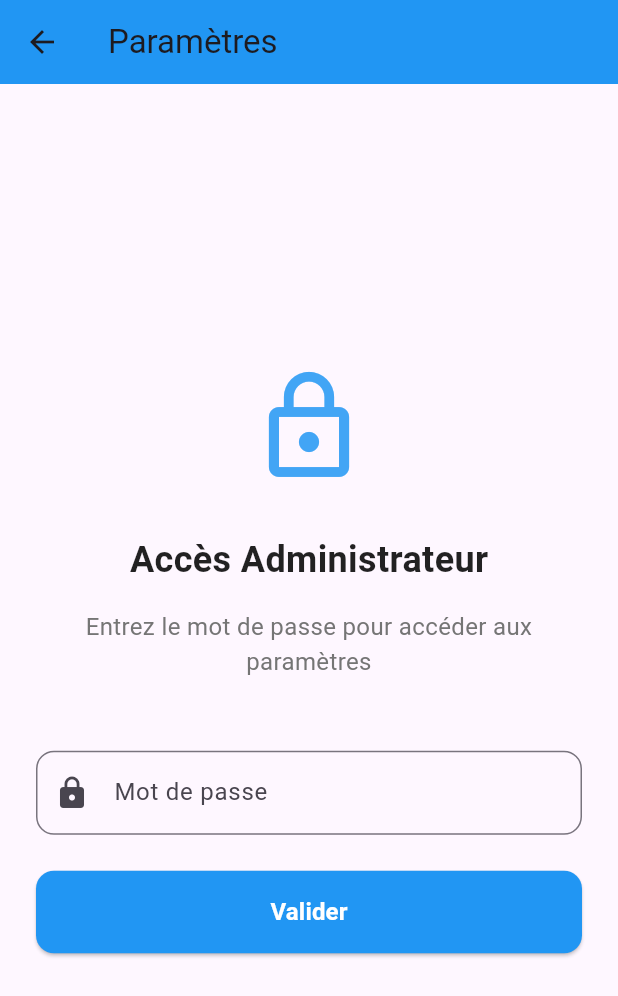
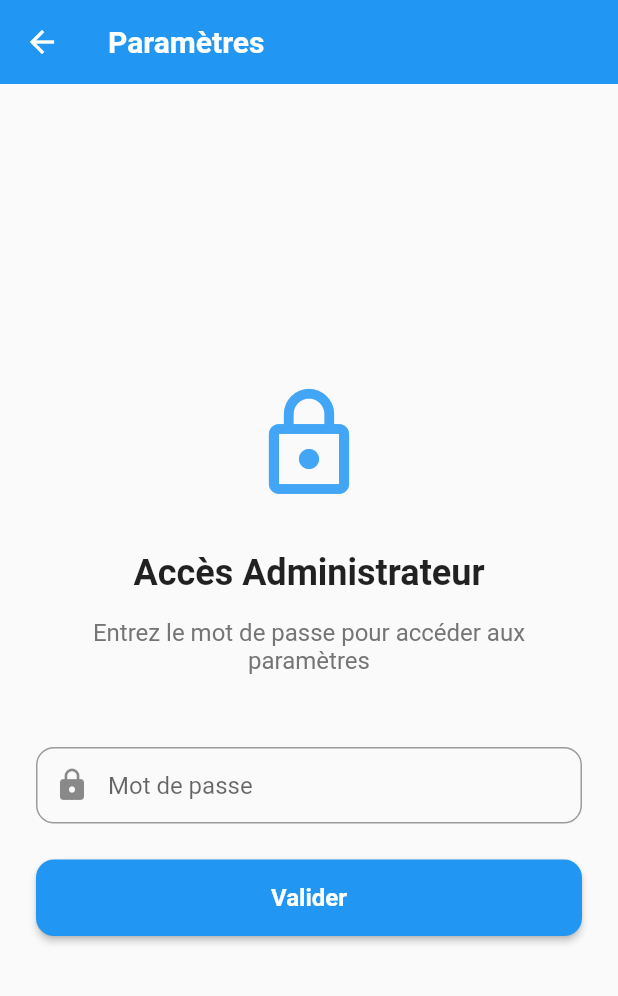
Before and after one commit to thabel/feed_back_app, a Flutter app: the screen it shows after launch, after a tap on the "settings" icon, on a phone screen of 412 x 824 dp. Shown: the top 996 px of the screen. Run offline on Flutter 3.47's test engine with Material 3 defaults, Android fonts, the phone set to English and light mode, and no system bars.

Commit message:
Update app theme to use Material 2 and enhance AppBar styling

```diff
--- a/lib/main.dart
+++ b/lib/main.dart
@@ -13,11 +13,23 @@ class FeedbackApp extends StatelessWidget {
         title: 'Feedback Center',
         debugShowCheckedModeBanner: false,
         theme: ThemeData(
-        useMaterial3: true,
+          useMaterial3:
+              false, // Switch to Material 2 temporarily to diagnose icons
           primarySwatch: Colors.blue,
-        appBarTheme: const AppBarTheme(
+          // Ensure material icons font is properly initialized
+          iconTheme: const IconThemeData(
+            color: Colors.black87,
+            size: 24.0,
+          ),
+          appBarTheme: AppBarTheme(
             elevation: 0,
             centerTitle: false,
+            backgroundColor: Colors.blue,
+            iconTheme: const IconThemeData(color: Colors.white),
+            toolbarTextStyle:
+                const TextStyle(color: Colors.white, fontSize: 20),
+            titleTextStyle: const TextStyle(
+                color: Colors.white, fontSize: 20, fontWeight: FontWeight.bold),
           ),
         ),
         home: const FeedbackScreen(),
--- a/pubspec.yaml
+++ b/pubspec.yaml
@@ -23,3 +23,6 @@ dev_dependencies:
   flutter_test:
     sdk: flutter
   flutter_lints: ^3.0.0
+
+flutter:
+  uses-material-design: true
```
Lines whose indentation alone changed are shown as unchanged.
